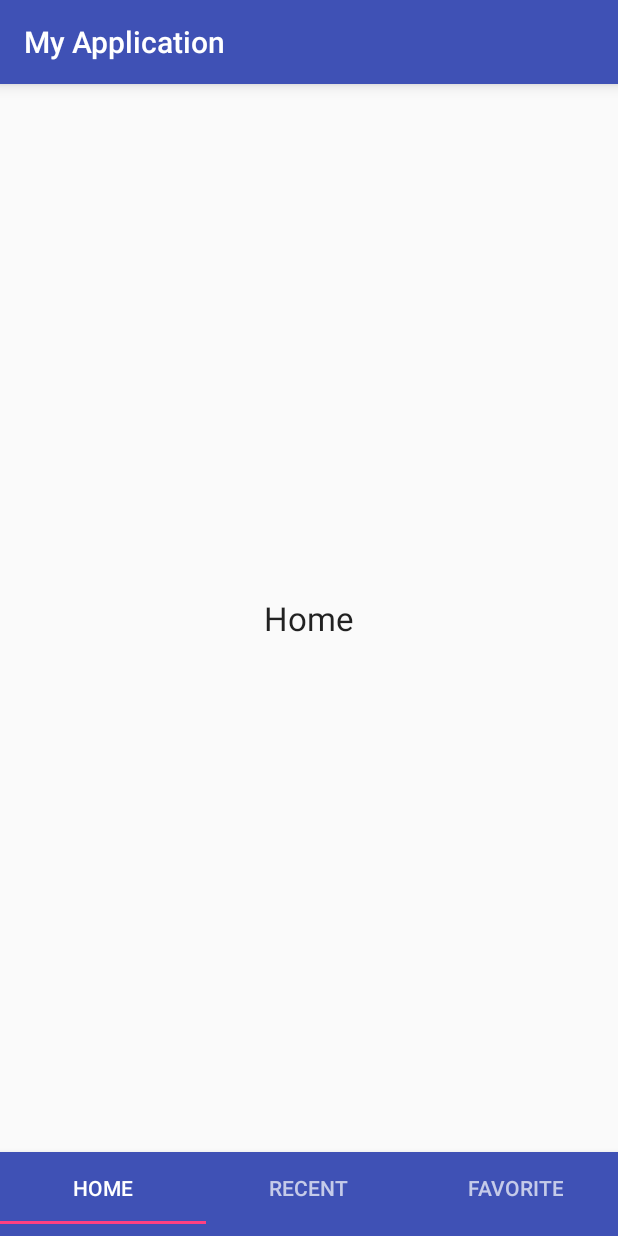
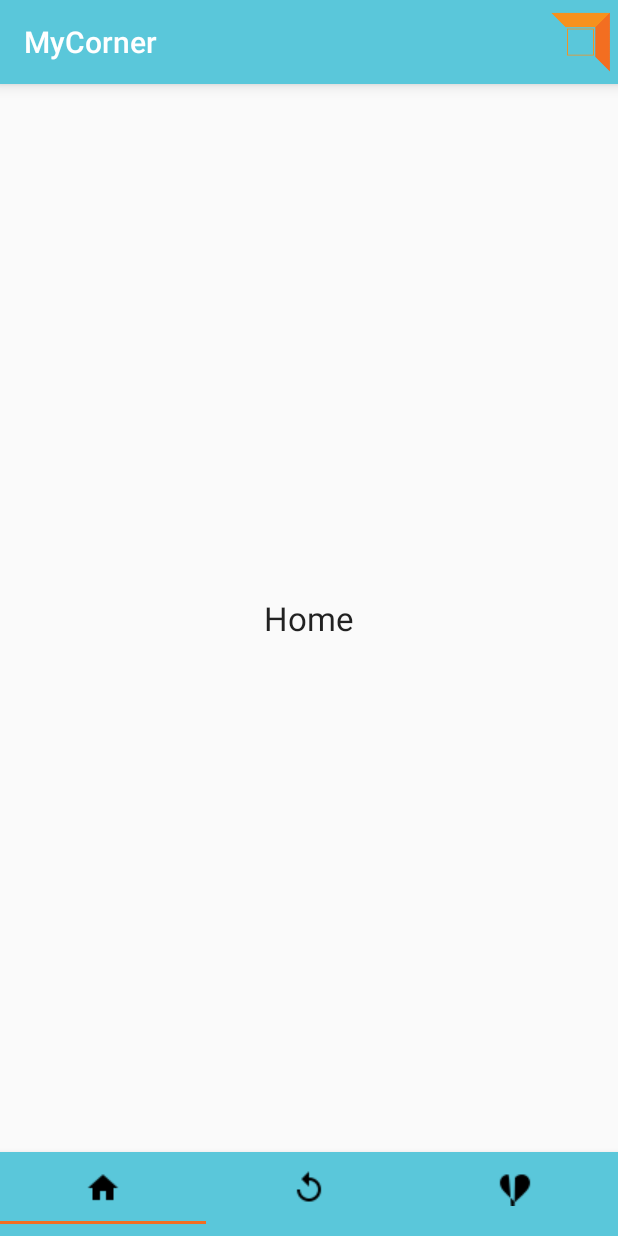
Before and after one commit to mbmcallister535/Project_2, an Android app: the screen it shows after launch (MainActivity), on a phone screen of 412 x 824 dp. Run offline under Robolectric (Android 15) with nearby library versions, the phone set to English and light mode, and no system bars.

Commit message:
Icon & Color
Add icons to tab
change color scheme

```diff
--- a/app/src/main/java/com/example/joshualee/myapplication/MainActivity.java
+++ b/app/src/main/java/com/example/joshualee/myapplication/MainActivity.java
@@ -6,6 +6,7 @@ import android.support.v4.view.ViewPager;
 import android.support.v7.app.AppCompatActivity;
 import android.support.v7.widget.Toolbar;
 import android.view.Menu;
+import android.view.MenuInflater;
 import android.view.MenuItem;
 
 
@@ -18,11 +19,20 @@ public class MainActivity extends AppCompatActivity {
         Toolbar toolbar = (Toolbar) findViewById(R.id.toolbar);
         setSupportActionBar(toolbar);
 
+        final int[] icons = new int[] {
+            R.drawable.ic_home_black_24px,
+            R.drawable.ic_replay_black_24px,
+            R.drawable.ic_favorite_black_24px
+        };
+
         TabLayout tabLayout = (TabLayout) findViewById(R.id.tab_layout);
-        tabLayout.addTab(tabLayout.newTab().setText("Home"));
+        for (int k=0; k < icons.length; k++) {
+            tabLayout.addTab(tabLayout.newTab().setIcon(icons[k]));
+        }
+        /*tabLayout.addTab(tabLayout.newTab().setText("Home"));
         tabLayout.addTab(tabLayout.newTab().setText("Recent"));
         tabLayout.addTab(tabLayout.newTab().setText("Favorite"));
-        tabLayout.setTabGravity(TabLayout.GRAVITY_FILL);
+        */tabLayout.setTabGravity(TabLayout.GRAVITY_FILL);
 
         final ViewPager viewPager = (ViewPager) findViewById(R.id.pager);
         final PagerAdapter adapter = new PagerAdapter
@@ -46,4 +56,11 @@ public class MainActivity extends AppCompatActivity {
             }
         });
     }
+
+    /*@Override
+    public boolean onCreateOptionsMenu(Menu menu) {
+        MenuInflater inflater = getMenuInflater();
+        inflater.inflate(R.menu.game_menu, menu);
+        return true;
+    }*/
 }
--- a/app/src/main/res/layout/activity_main.xml
+++ b/app/src/main/res/layout/activity_main.xml
@@ -35,4 +35,14 @@
         android:layout_below="@+id/toolbar"
         android:layout_above="@+id/tab_layout" />
 
+    <ImageView
+        android:layout_width="50dp"
+        android:layout_height="24dp"
+        app:srcCompat="@drawable/mycornerlogo_01"
+        android:id="@+id/imageView"
+        android:elevation="12dp"
+        android:layout_alignParentEnd="true"
+        android:layout_above="@+id/pager"
+        android:layout_alignParentTop="true" />
+
 </RelativeLayout>
--- a/app/src/main/res/values/strings.xml
+++ b/app/src/main/res/values/strings.xml
@@ -1,5 +1,5 @@
 <resources>
-    <string name="app_name">My Application</string>
+    <string name="app_name">MyCorner</string>
 
     <!-- TODO: Remove or change this placeholder text -->
     <string name="hello_blank_fragment">Hello blank fragment</string>
--- a/app/src/main/res/values/styles.xml
+++ b/app/src/main/res/values/styles.xml
@@ -3,11 +3,11 @@
     <!-- Base application theme. -->
     <style name="AppTheme" parent="Theme.AppCompat.Light.NoActionBar">
         <!--   your app branding color for the app bar -->
-        <item name="colorPrimary">#3F51B5</item>
+        <item name="colorPrimary">#5ac7da</item>
         <!--   darker variant for the status bar and contextual app bars -->
-        <item name="colorPrimaryDark">#303F9F</item>
+        <item name="colorPrimaryDark">#0297a7</item>
         <!--   theme UI controls like checkboxes and text fields -->
-        <item name="colorAccent">#FF4081</item>
+        <item name="colorAccent">#f36e21</item>
     </style>
 
 </resources>
--- a/build.gradle
+++ b/build.gradle
@@ -5,7 +5,7 @@ buildscript {
         jcenter()
     }
     dependencies {
-        classpath 'com.android.tools.build:gradle:2.2.0'
+        classpath 'com.android.tools.build:gradle:2.2.2'
 
         // NOTE: Do not place your application dependencies here; they belong
         // in the individual module build.gradle files
```
Also changed, not shown: app/src/main/res/drawable/ic_favorite_black_24px.png (added), app/src/main/res/drawable/ic_favorite_border_black_24px.png (added), app/src/main/res/drawable/ic_home_black_24px.png (added), app/src/main/res/drawable/ic_replay_black_24px.png (added), app/src/main/res/drawable/mycornerlogo_01.png (added).
